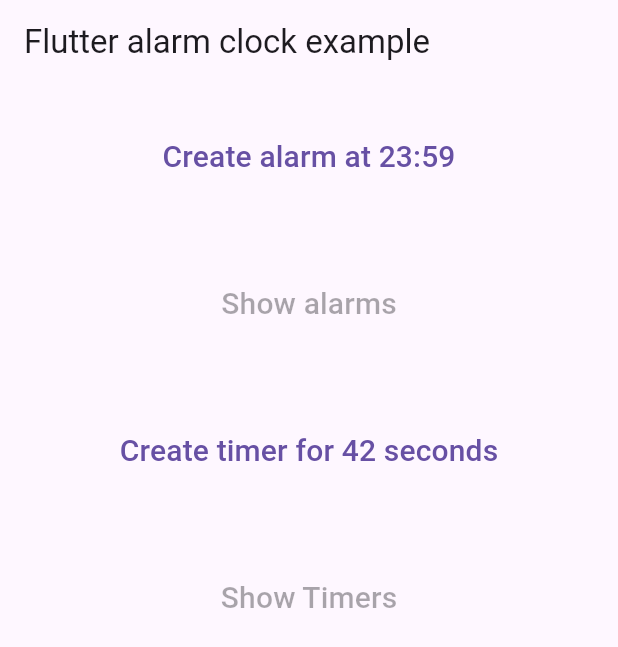
After one commit to Mustafa-Ashfaq81/ProjectFLow, a Flutter app: the screen it shows after launch, after a tap on "Alarm api", on a phone screen of 412 x 824 dp. The commit adds this screen. Shown: the top 647 px of the screen. Run offline on Flutter 3.47's test engine with Material 3 defaults, Android fonts, the phone set to English and light mode, and no system bars; our stand-ins replace animated_splash_screen, cloud_firestore, firebase_auth, firebase_core, firebase_storage, flutter_dotenv and 5 more; missing offline and left inert: flutter_alarm_clock, googleapis; accounts and stored records are empty.

Commit message:
alarm api

```diff
--- a/my_app/lib/auth/views/start.dart
+++ b/my_app/lib/auth/views/start.dart
@@ -3,6 +3,7 @@
 import 'package:flutter/material.dart';
 import 'package:my_app/auth/views/login.dart';
 import 'package:my_app/auth/views/register.dart';
+import 'package:my_app/controllers/alarmapi.dart';
 
 class StartPage extends StatelessWidget {
   const StartPage({super.key});
@@ -49,6 +50,16 @@ class StartPage extends StatelessWidget {
               ),
             ),
             const SizedBox(height: 20), // Adding some spacing
+            SizedBox(
+              width: 150,
+              child: ElevatedButton(
+                onPressed: () {
+                   Navigator.push( context, MaterialPageRoute(builder: (context) => const AlarmPage()),
+                    );
+                },
+                child: const Text('Alarm api'),
+              ),
+            ),
           ],
         ),
       ),
--- /dev/null
+++ b/my_app/lib/controllers/alarmapi.dart
@@ -0,0 +1,77 @@
+import 'package:flutter/material.dart';
+import 'package:flutter_alarm_clock/flutter_alarm_clock.dart';
+
+
+class AlarmPage extends StatefulWidget {
+  const AlarmPage({Key? key}) : super(key: key);
+  @override
+  State<AlarmPage> createState() => _AlarmPageState();
+}
+
+class _AlarmPageState extends State<AlarmPage> {
+  @override
+  void initState() {
+    super.initState();
+  }
+
+  @override
+  Widget build(BuildContext context) {
+    return MaterialApp(
+      home: Scaffold(
+        appBar: AppBar(
+          title: const Text('Flutter alarm clock example'),
+        ),
+        body: Center(
+          child: Column(
+            children: <Widget>[
+              Container(
+                margin: const EdgeInsets.all(25),
+                child: TextButton(
+                  child: const Text(
+                    'Create alarm at 23:59',
+                    style: TextStyle(fontSize: 20),
+                  ),
+                  onPressed: () {
+                    FlutterAlarmClock.createAlarm(hour: 23, minutes: 59);
+                  },
+                ),
+              ),
+              Container(
+                margin: const EdgeInsets.all(25),
+                child: const TextButton(
+                  onPressed: FlutterAlarmClock.showAlarms,
+                  child: Text(
+                    'Show alarms',
+                    style: TextStyle(fontSize: 20),
+                  ),
+                ),
+              ),
+              Container(
+                margin: const EdgeInsets.all(25),
+                child: TextButton(
+                  child: const Text(
+                    'Create timer for 42 seconds',
+                    style: TextStyle(fontSize: 20),
+                  ),
+                  onPressed: () {
+                    FlutterAlarmClock.createTimer(length: 42);
+                  },
+                ),
+              ),
+              Container(
+                margin: const EdgeInsets.all(25),
+                child: const TextButton(
+                  onPressed: FlutterAlarmClock.showTimers,
+                  child: Text(
+                    'Show Timers',
+                    style: TextStyle(fontSize: 20),
+                  ),
+                ),
+              ),
+            ],
+          ),
+        ),
+      ),
+    );
+  }
+}
--- a/my_app/pubspec.yaml
+++ b/my_app/pubspec.yaml
@@ -33,6 +33,7 @@ dependencies:
   googleapis: ^13.1.0
   googleapis_auth: ^1.5.1
   url_launcher: ^6.2.5
+  flutter_alarm_clock: ^0.1.1
   #my dependencies ---------------------------------------------------------------------
 
 dev_dependencies:
```
Also changed, not shown: my_app/pubspec.lock.
